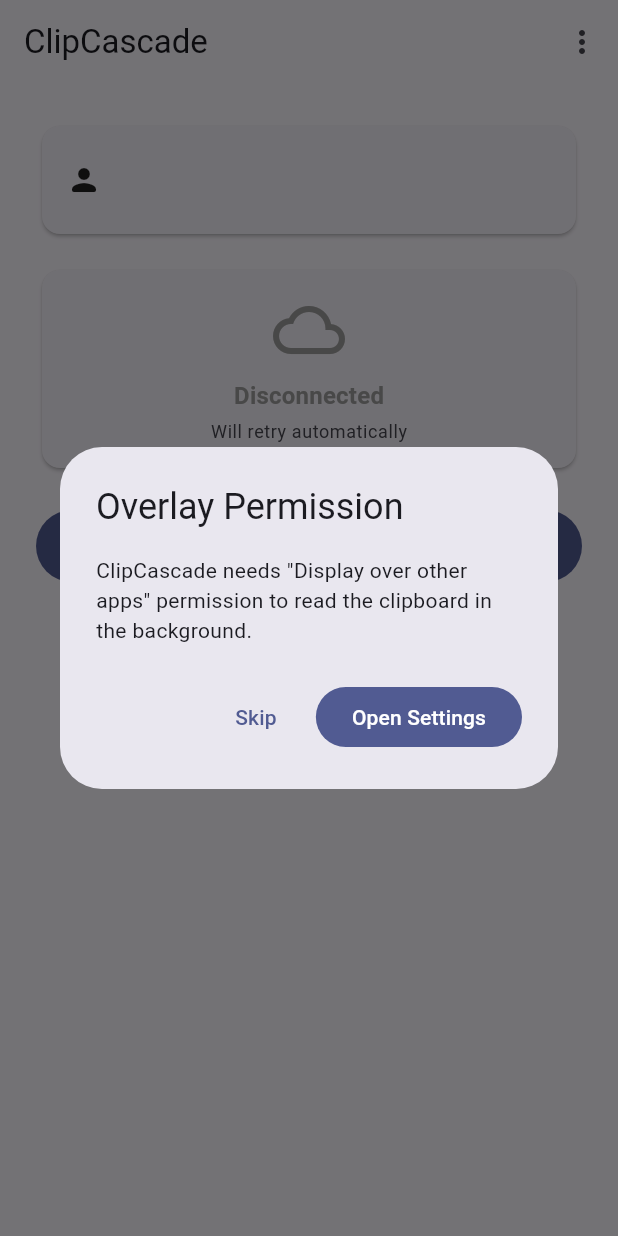
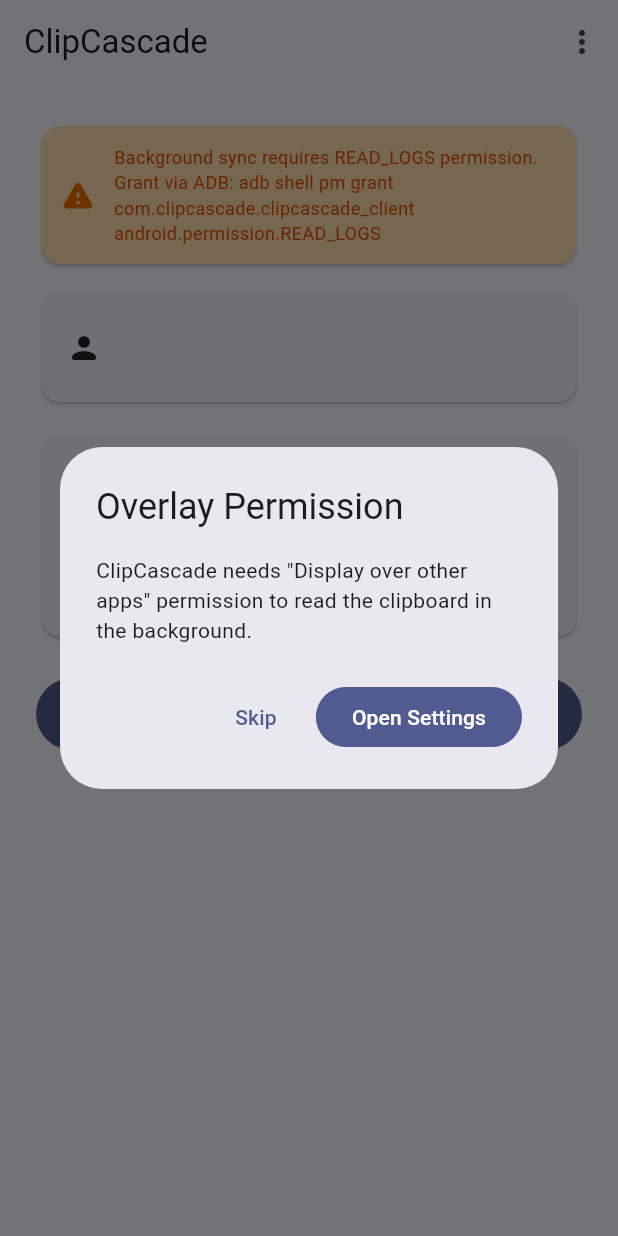
Before and after one commit to alcalaperez/cascade-clipboard-android, a Flutter app: the StatusScreen screen opened directly, after a tap on "Start Sync", on a phone screen of 412 x 824 dp. Run offline on Flutter 3.47's test engine with Material 3 defaults, Android fonts, the phone set to English and light mode, and no system bars; our stand-ins replace cookie_jar, dio, dio_cookie_manager, flutter_secure_storage, permission_handler; missing offline and left inert: flutter_background_service, pointycastle, stomp_dart_client; accounts and stored records are empty.

Commit message:
Add banner if logs permission not given

```diff
--- a/lib/screens/status_screen.dart
+++ b/lib/screens/status_screen.dart
@@ -26,6 +26,7 @@ class _StatusScreenState extends State<StatusScreen> with WidgetsBindingObserver
   String? _lastLocalClip;
   String _status = 'disconnected';
   String _lastRemoteClip = '';
+  bool _hasReadLogs = true;
 
   @override
   void initState() {
@@ -46,6 +47,7 @@ class _StatusScreenState extends State<StatusScreen> with WidgetsBindingObserver
     };
 
     _checkExistingService();
+    _checkPermissions();
   }
 
   @override
@@ -67,14 +69,25 @@ class _StatusScreenState extends State<StatusScreen> with WidgetsBindingObserver
   Future<void> _checkExistingService() async {
     final running = await _sync.isRunning();
     if (running) {
-      // Re-register event listeners for the already-running service
       _sync.registerListeners();
-      setState(() => _isSyncing = true);
+      setState(() {
+        _isSyncing = true;
+        _status = 'connected';
+      });
       _startClipboardPolling();
     }
   }
 
+  Future<void> _checkPermissions() async {
+    try {
+      final hasLogs = await _nativeChannel.invokeMethod('hasReadLogsPermission') as bool;
+      if (mounted) setState(() => _hasReadLogs = hasLogs);
+    } catch (_) {}
+  }
+
   Future<void> _startSync() async {
+    if (_isSyncing) return;
+
     if (!await _requestPermissions()) {
       if (mounted) {
         ScaffoldMessenger.of(context).showSnackBar(
@@ -271,6 +284,27 @@ class _StatusScreenState extends State<StatusScreen> with WidgetsBindingObserver
         child: Column(
           crossAxisAlignment: CrossAxisAlignment.stretch,
           children: [
+            if (!_hasReadLogs) ...[
+              Card(
+                color: Colors.orange.shade100,
+                child: Padding(
+                  padding: const EdgeInsets.all(12),
+                  child: Row(
+                    children: [
+                      Icon(Icons.warning_rounded, color: Colors.orange.shade800),
+                      const SizedBox(width: 12),
+                      Expanded(
+                        child: Text(
+                          'Background sync requires READ_LOGS permission.\nGrant via ADB: adb shell pm grant com.clipcascade.clipcascade_client android.permission.READ_LOGS',
+                          style: TextStyle(fontSize: 12, color: Colors.orange.shade900),
+                        ),
+                      ),
+                    ],
+                  ),
+                ),
+              ),
+              const SizedBox(height: 12),
+            ],
             // User info
             Card(
               child: Padding(
--- a/lib/services/background_sync_service.dart
+++ b/lib/services/background_sync_service.dart
@@ -102,6 +102,7 @@ class BackgroundSyncService {
     _clipboardSub?.cancel();
     _status = 'disconnected';
     onStatusChanged?.call(_status);
+    _service.invoke('stopSelf');
   }
 
   /// Send local clipboard content to the server.
@@ -262,6 +263,10 @@ void _onStart(ServiceInstance service) async {
     service.invoke('statusUpdate', {'status': 'stopped'});
   });
 
+  service.on('stopSelf').listen((event) {
+    service.stopSelf();
+  });
+
   service.on('sendClipboard').listen((event) {
     if (event != null) {
       final content = event['content'] as String?;
```
Also changed, not shown: 1 other file.
